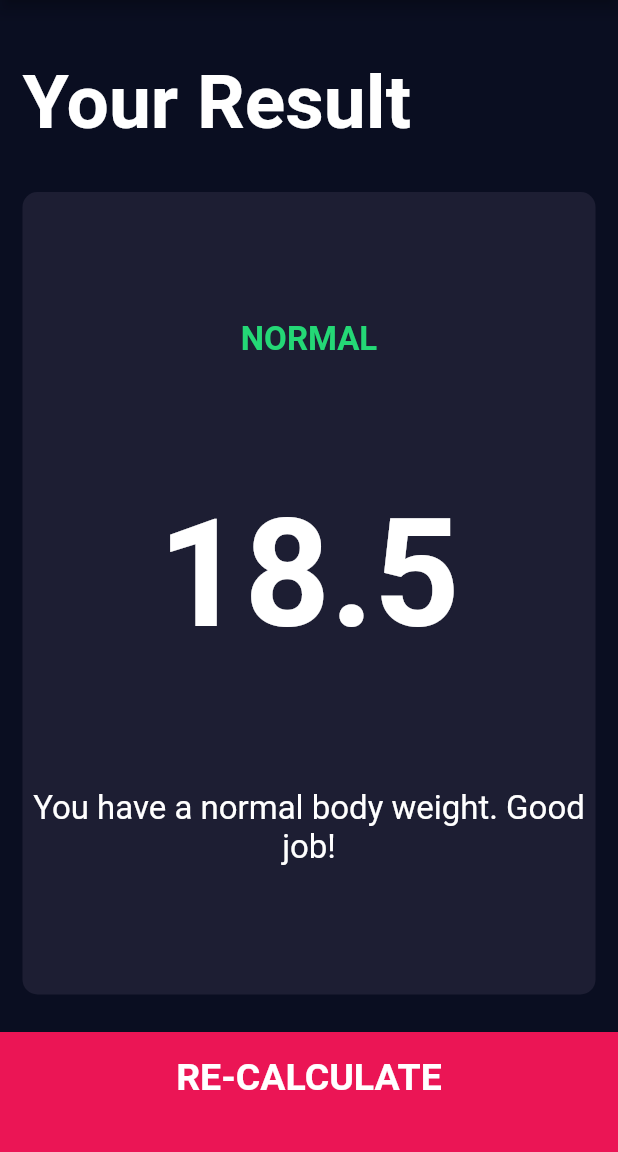
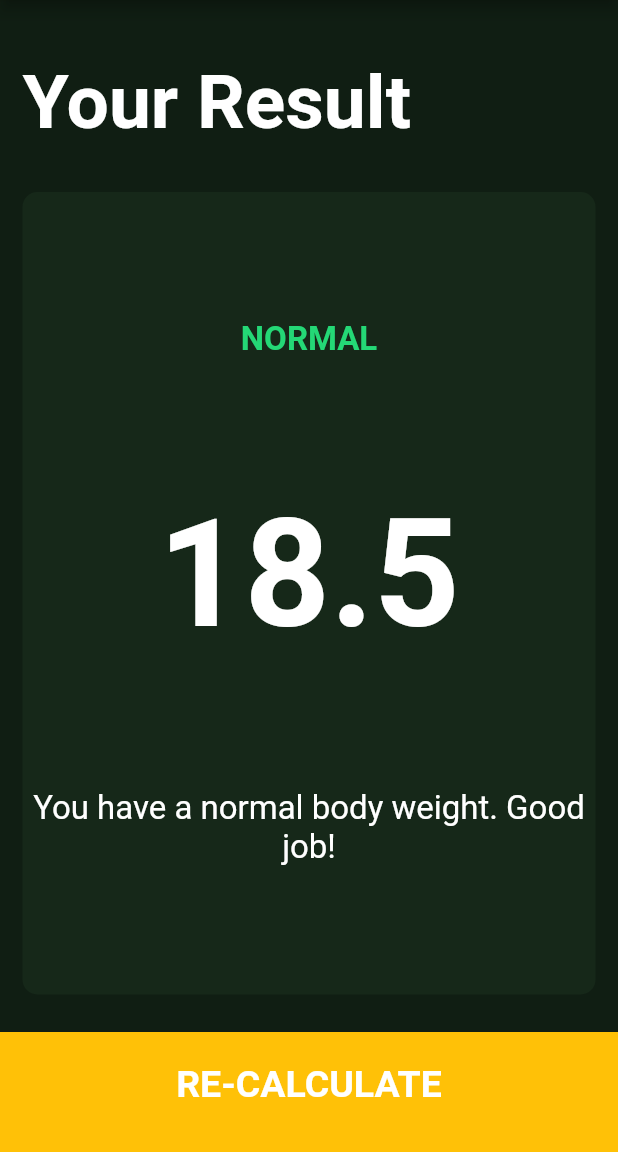
Before and after one commit to nazibalalam/bmi_calculator_flutter, a Flutter app: the screen it shows after launch, after a tap on "CALCULATE", on a phone screen of 412 x 824 dp, the part 84-1236 px from its top. Run offline on Flutter 3.47's test engine with Material 2 defaults, Android fonts, the phone set to English and light mode, and no system bars; our stand-ins replace font_awesome_flutter.

Commit message:
Updated Even More

```diff
--- a/lib/components/bottom_button.dart
+++ b/lib/components/bottom_button.dart
@@ -1,7 +1,6 @@
 import 'package:flutter/material.dart';
 
 import '../constants.dart';
-
 
 class BottomButton extends StatelessWidget {
   BottomButton({required this.onTap, required this.buttonTitle});
@@ -17,14 +16,14 @@ class BottomButton extends StatelessWidget {
         child: Center(
           child: Text(
             buttonTitle,
-            style: kLargeButtonTextStyle,
+            style: LargeButtonTextStyle,
           ),
         ),
-        color: kBottomContainerColour,
+        color: BottomContainerColor,
         margin: EdgeInsets.only(top: 10.0),
-        padding: EdgeInsets.only(bottom: 20.0),
-        width: double.infinity,
-        height: kBottomContainerHeight,
+        padding: EdgeInsets.only(bottom: 10.0),
+        width: 10,
+        height: BottomContainerHeight,
       ),
     );
   }
--- a/lib/components/icon_content.dart
+++ b/lib/components/icon_content.dart
@@ -1,7 +1,6 @@
 import 'package:flutter/material.dart';
 
 import '../constants.dart';
-
 
 class IconContent extends StatelessWidget {
   IconContent({required this.icon, required this.label});
@@ -23,7 +22,7 @@ class IconContent extends StatelessWidget {
         ),
         Text(
           label,
-          style: kLabelTextStyle,
+          style: LabelTextStyle,
         )
       ],
     );
--- a/lib/components/reusable_card.dart
+++ b/lib/components/reusable_card.dart
@@ -2,9 +2,9 @@ import 'package:flutter/material.dart';
 
 class ReusableCard extends StatelessWidget {
   ReusableCard(
-      {required this.colour, required this.cardChild, required this.onPress});
+      {required this.color, required this.cardChild, required this.onPress});
 
-  final Color colour;
+  final Color color;
   final Widget cardChild;
   final Function() onPress;
 
@@ -16,7 +16,7 @@ class ReusableCard extends StatelessWidget {
         child: cardChild,
         margin: EdgeInsets.all(15.0),
         decoration: BoxDecoration(
-          color: colour,
+          color: color,
           borderRadius: BorderRadius.circular(10.0),
         ),
       ),
--- a/lib/constants.dart
+++ b/lib/constants.dart
@@ -1,41 +1,41 @@
 import 'package:flutter/material.dart';
 
-const kBottomContainerHeight = 80.0;
-const kActiveCardColour = Color(0xFF1D1E33);
-const kInactiveCardColour = Color(0xFF111328);
-const kBottomContainerColour = Color(0xFFEB1555);
+const BottomContainerHeight = 80.0;
+const InactiveCardColor = Color(0xFF201E50);
+const ActiveCardColor = Color(0xFF162819);
+const BottomContainerColor = Colors.amber;
 
-const kLabelTextStyle = TextStyle(
+const LabelTextStyle = TextStyle(
   fontSize: 18.0,
-  color: Color(0xFF8D8E98),
+  color: Color(0xFFCDD993),
 );
 
-const kNumberTextStyle = TextStyle(
+const NumberTextStyle = TextStyle(
   fontSize: 50.0,
   fontWeight: FontWeight.w900,
 );
 
-const kLargeButtonTextStyle = TextStyle(
+const LargeButtonTextStyle = TextStyle(
   fontSize: 25.0,
   fontWeight: FontWeight.bold,
 );
 
-const kTitleTextStyle = TextStyle(
+const TitleTextStyle = TextStyle(
   fontSize: 50.0,
   fontWeight: FontWeight.bold,
 );
 
-const kResultTextStyle = TextStyle(
+const ResultTextStyle = TextStyle(
   color: Color(0xFF24D876),
   fontSize: 22.0,
   fontWeight: FontWeight.bold,
 );
 
-const kBMITextStyle = TextStyle(
+const BMITextStyle = TextStyle(
   fontSize: 100.0,
   fontWeight: FontWeight.bold,
 );
 
-const kBodyTextStyle = TextStyle(
+const BodyTextStyle = TextStyle(
   fontSize: 22.0,
 );
--- a/lib/main.dart
+++ b/lib/main.dart
@@ -1,6 +1,5 @@
 import 'package:flutter/material.dart';
-import 'package:flutter_application_18/screens/input_page.dart';
-
+import 'package:bmi_calculator_flutter/screens/input_page.dart';
 
 void main() => runApp(BMICalculator());
 
@@ -9,8 +8,8 @@ class BMICalculator extends StatelessWidget {
   Widget build(BuildContext context) {
     return MaterialApp(
       theme: ThemeData.dark().copyWith(
-        primaryColor: Color(0xFF0A0E21),
-        scaffoldBackgroundColor: Color(0xFF0A0E21),
+        primaryColor: Color(0xFF6CAE75),
+        scaffoldBackgroundColor: Color(0xFF101E13),
       ),
       home: InputPage(),
     );
--- a/lib/screens/input_page.dart
+++ b/lib/screens/input_page.dart
@@ -1,9 +1,9 @@
 import 'package:flutter/material.dart';
-import 'package:flutter_application_18/components/bottom_button.dart';
-import 'package:flutter_application_18/components/icon_content.dart';
-import 'package:flutter_application_18/components/reusable_card.dart';
-import 'package:flutter_application_18/components/round_icon_button.dart';
-import 'package:flutter_application_18/screens/results_page.dart';
+import 'package:bmi_calculator_flutter/components/bottom_button.dart';
+import 'package:bmi_calculator_flutter/components/icon_content.dart';
+import 'package:bmi_calculator_flutter/components/reusable_card.dart';
+import 'package:bmi_calculator_flutter/components/round_icon_button.dart';
+import 'package:bmi_calculator_flutter/screens/results_page.dart';
 import 'package:font_awesome_flutter/font_awesome_flutter.dart';
 
 import '../calculator_brain.dart';
@@ -38,49 +38,64 @@ class _InputPageState extends State<InputPage> {
             child: Row(
               children: <Widget>[
                 Expanded(
-                child: ReusableCard(
-                  onPress: () {
+                  child: GestureDetector(
+                    onTap: () {
                       setState(() {
                         selectedGender = Gender.male;
                       });
                     },
-                  colour: selectedGender == Gender.male
-                      ? kActiveCardColour
-                      : kInactiveCardColour,
-                  cardChild: IconContent(
-                    icon: FontAwesomeIcons.mars,
+                    child: Container(
+                      child: IconContent(
+                        icon: FontAwesomeIcons.venus,
                         label: 'MALE',
+                      ),
+                      margin: EdgeInsets.all(15.0),
+                      decoration: BoxDecoration(
+                        color: ActiveCardColor,
+                        borderRadius: BorderRadius.circular(10.0),
+                        border: selectedGender == Gender.male
+                            ? Border.all(width: 3.0, color: Colors.amber)
+                            : Border.all(width: 0.0),
+                      ),
                     ),
                   ),
                 ),
                 Expanded(
-                child: ReusableCard(
-                  onPress: () {
+                  child: GestureDetector(
+                    onTap: () {
                       setState(() {
                         selectedGender = Gender.female;
                       });
                     },
-                  colour: selectedGender == Gender.female
-                      ? kActiveCardColour
-                      : kInactiveCardColour,
-                  cardChild: IconContent(
+                    child: Container(
+                      child: IconContent(
                         icon: FontAwesomeIcons.venus,
                         label: 'FEMALE',
+                      ),
+                      margin: EdgeInsets.all(15.0),
+                      decoration: BoxDecoration(
+                        color: ActiveCardColor,
+                        borderRadius: BorderRadius.circular(10.0),
+                        border: selectedGender == Gender.female
+                            ? Border.all(width: 3.0, color: Colors.amber)
+                            : Border.all(width: 0.0),
+                      ),
                     ),
                   ),
                 ),
               ],
-          )),
+            ),
+          ),
           Expanded(
             child: ReusableCard(
               onPress: () {},
-              colour: kActiveCardColour,
+              color: ActiveCardColor,
               cardChild: Column(
                 mainAxisAlignment: MainAxisAlignment.center,
                 children: <Widget>[
                   Text(
                     'HEIGHT',
-                    style: kLabelTextStyle,
+                    style: LabelTextStyle,
                   ),
                   Row(
                     mainAxisAlignment: MainAxisAlignment.center,
@@ -89,11 +104,11 @@ class _InputPageState extends State<InputPage> {
                     children: <Widget>[
                       Text(
                         height.toString(),
-                        style: kNumberTextStyle,
+                        style: NumberTextStyle,
                       ),
                       Text(
                         'cm',
-                        style: kLabelTextStyle,
+                        style: LabelTextStyle,
                       )
                     ],
                   ),
@@ -129,17 +144,17 @@ class _InputPageState extends State<InputPage> {
                 Expanded(
                   child: ReusableCard(
                     onPress: () {},
-                    colour: kActiveCardColour,
+                    color: ActiveCardColor,
                     cardChild: Column(
                       mainAxisAlignment: MainAxisAlignment.center,
                       children: <Widget>[
                         Text(
                           'WEIGHT',
-                          style: kLabelTextStyle,
+                          style: LabelTextStyle,
                         ),
                         Text(
                           weight.toString(),
-                          style: kNumberTextStyle,
+                          style: NumberTextStyle,
                         ),
                         Row(
                           mainAxisAlignment: MainAxisAlignment.center,
@@ -171,17 +186,17 @@ class _InputPageState extends State<InputPage> {
                 Expanded(
                   child: ReusableCard(
                     onPress: () {},
-                    colour: kActiveCardColour,
+                    color: ActiveCardColor,
                     cardChild: Column(
                       mainAxisAlignment: MainAxisAlignment.center,
                       children: <Widget>[
                         Text(
                           'AGE',
-                          style: kLabelTextStyle,
+                          style: LabelTextStyle,
                         ),
                         Text(
                           age.toString(),
-                          style: kNumberTextStyle,
+                          style: NumberTextStyle,
                         ),
                         Row(
                           mainAxisAlignment: MainAxisAlignment.center,
--- a/lib/screens/results_page.dart
+++ b/lib/screens/results_page.dart
@@ -1,7 +1,7 @@
 import 'package:flutter/material.dart';
-import 'package:flutter_application_18/components/bottom_button.dart';
-import 'package:flutter_application_18/components/reusable_card.dart';
-import 'package:flutter_application_18/constants.dart';
+import 'package:bmi_calculator_flutter/components/bottom_button.dart';
+import 'package:bmi_calculator_flutter/components/reusable_card.dart';
+import 'package:bmi_calculator_flutter/constants.dart';
 
 class ResultsPage extends StatelessWidget {
   const ResultsPage(
@@ -29,7 +29,7 @@ class ResultsPage extends StatelessWidget {
               alignment: Alignment.bottomLeft,
               child: Text(
                 'Your Result',
-                style: kTitleTextStyle,
+                style: TitleTextStyle,
               ),
             ),
           ),
@@ -37,23 +37,23 @@ class ResultsPage extends StatelessWidget {
             flex: 5,
             child: ReusableCard(
               onPress: () {},
-              colour: kActiveCardColour,
+              color: ActiveCardColor,
               cardChild: Column(
                 mainAxisAlignment: MainAxisAlignment.spaceEvenly,
                 crossAxisAlignment: CrossAxisAlignment.center,
                 children: <Widget>[
                   Text(
                     resultText.toUpperCase(),
-                    style: kResultTextStyle,
+                    style: ResultTextStyle,
                   ),
                   Text(
                     bmiResult,
-                    style: kBMITextStyle,
+                    style: BMITextStyle,
                   ),
                   Text(
                     interpretation,
                     textAlign: TextAlign.center,
-                    style: kBodyTextStyle,
+                    style: BodyTextStyle,
                   ),
                 ],
               ),
--- a/pubspec.yaml
+++ b/pubspec.yaml
@@ -1,4 +1,4 @@
-name: flutter_application_18
+name: bmi_calculator_flutter
 description: A new Flutter project.
 
 # The following line prevents the package from being accidentally published to
```
Also changed, not shown: 9 other files. Lines whose indentation alone changed are shown as unchanged.
